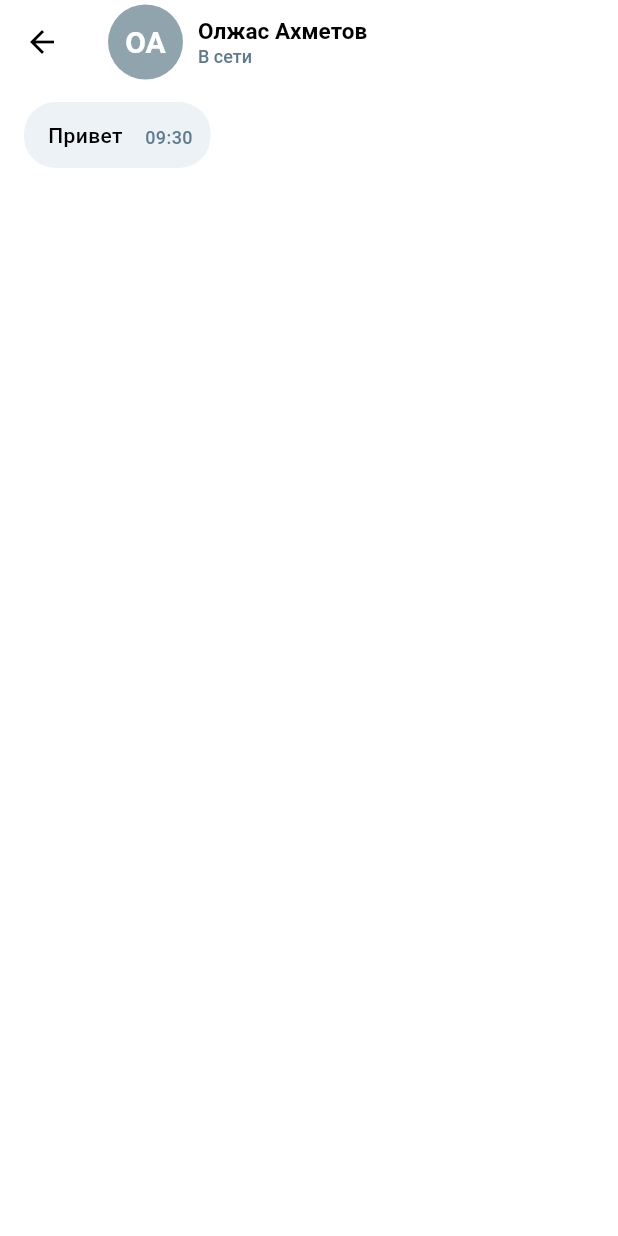
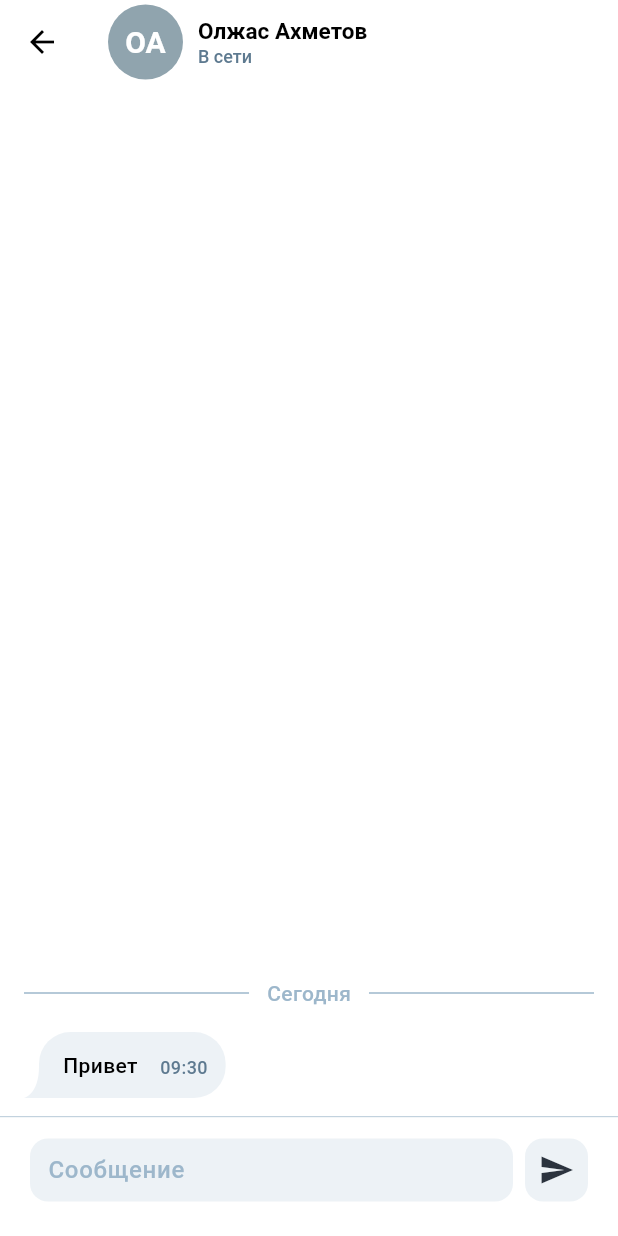
Before and after one commit to yevgeniyzhigadlov/chat_test_app, a Flutter app: the screen it shows after launch, after a tap on an icon or button, on a phone screen of 412 x 824 dp. Run offline on Flutter 3.47's test engine with Material 3 defaults, Android fonts, the phone set to English and light mode, and no system bars; our stand-ins replace flutter_riverpod, flutter_svg, freezed_annotation.

Commit message:
chat screen, sending messages

```diff
--- a/lib/core/theme/app_assets.dart
+++ b/lib/core/theme/app_assets.dart
@@ -2,4 +2,6 @@ class AppAssets {
   static const String search = 'assets/icons/search.svg';
   static const String attach = 'assets/icons/attach.png';
   static const String voiceMessage = 'assets/icons/voice_message.svg';
+  static const String bubbleIn = 'assets/icons/bubble_in.svg';
+  static const String bubbleOut = 'assets/icons/bubble_out.svg';
 }
--- a/lib/features/chat/data/chat_repository.dart
+++ b/lib/features/chat/data/chat_repository.dart
@@ -5,6 +5,7 @@ import '../../../models/message.dart';
 
 class ChatRepository {
   Future<Chat> getChat(String chatId) async {
+    //Loading delay
     await Future.delayed(const Duration(milliseconds: 500));
     return chatMocks.firstWhere((c) => c.id == chatId);
   }
--- a/lib/features/chat/presentation/chat_screen.dart
+++ b/lib/features/chat/presentation/chat_screen.dart
@@ -1,5 +1,7 @@
 import 'package:chat_test_app/core/theme/app_text_styles.dart';
+import 'package:chat_test_app/features/chat/presentation/widgets/date_separator.dart';
 import 'package:chat_test_app/features/chat/presentation/widgets/message_bubble.dart';
+import 'package:chat_test_app/features/chat/presentation/widgets/message_input.dart';
 import 'package:flutter/material.dart';
 import 'package:flutter_riverpod/flutter_riverpod.dart';
 import '../../../core/theme/app_colors.dart';
@@ -47,10 +49,7 @@ class _ChatScreenState extends ConsumerState<ChatScreen> {
               Column(
                 crossAxisAlignment: CrossAxisAlignment.start,
                 children: [
-                  Text(
-                    chat.name,
-                    style: AppTextStyles.name,
-                  ),
+                  Text(chat.name, style: AppTextStyles.name),
                   const Text("В сети", style: AppTextStyles.status),
                 ],
               ),
@@ -67,17 +66,35 @@ class _ChatScreenState extends ConsumerState<ChatScreen> {
               Expanded(
                 child: ListView.builder(
                   controller: _scroll,
+                  reverse: true,
                   itemCount: chat.messages.length,
                   padding: const EdgeInsets.symmetric(
                     horizontal: 16,
                     vertical: 8,
                   ),
                   itemBuilder: (_, index) {
-                    final msg = chat.messages[index];
-                    return Column(children: [MessageBubble(msg: msg)]);
+                    final reversedIndex = chat.messages.length - 1 - index;
+                    final msg = chat.messages[reversedIndex];
+                    final prev = reversedIndex < chat.messages.length - 1
+                        ? chat.messages[reversedIndex + 1]
+                        : null;
+
+                    final showDate =
+                        prev == null ||
+                        prev.createdAt.day != msg.createdAt.day ||
+                        prev.createdAt.month != msg.createdAt.month ||
+                        prev.createdAt.year != msg.createdAt.year;
+
+                    return Column(
+                      children: [
+                        if (showDate) DateSeparator(date: msg.createdAt),
+                        MessageBubble(msg: msg),
+                      ],
+                    );
                   },
                 ),
               ),
+              MessageInput(chatId: widget.chatId),
             ],
           );
         },
--- /dev/null
+++ b/lib/features/chat/presentation/widgets/date_separator.dart
@@ -0,0 +1,30 @@
+import 'package:flutter/material.dart';
+import '../../../../core/theme/app_colors.dart';
+import '../../../../core/theme/app_text_styles.dart';
+import '../../../../core/utils/date_formatter.dart';
+
+class DateSeparator extends StatelessWidget {
+  final DateTime date;
+
+  const DateSeparator({super.key, required this.date});
+
+  @override
+  Widget build(BuildContext context) {
+    return Padding(
+      padding: const EdgeInsets.only(bottom: 12, top: 16),
+      child: Row(
+        children: [
+          const Expanded(child: Divider(color: AppColors.divider)),
+          Padding(
+            padding: const EdgeInsets.symmetric(horizontal: 12),
+            child: Text(
+              DateFormatter.formatDate(date),
+              style: AppTextStyles.dateSeparator,
+            ),
+          ),
+          const Expanded(child: Divider(color: AppColors.divider)),
+        ],
+      ),
+    );
+  }
+}
--- a/lib/features/chat/presentation/widgets/message_bubble.dart
+++ b/lib/features/chat/presentation/widgets/message_bubble.dart
@@ -1,34 +1,53 @@
 import 'package:chat_test_app/core/theme/app_text_styles.dart';
 import 'package:flutter/material.dart';
+import 'package:flutter_svg/svg.dart';
+import '../../../../core/theme/app_assets.dart';
 import '../../../../core/theme/app_colors.dart';
 import '../../../../core/utils/date_formatter.dart';
 import '../../../../models/message.dart';
 
 class MessageBubble extends StatelessWidget {
   final Message msg;
+
   const MessageBubble({super.key, required this.msg});
 
   @override
   Widget build(BuildContext context) {
     final isMe = msg.isMe;
+
     return Align(
-      alignment:
-      isMe ? Alignment.centerRight : Alignment.centerLeft,
-      child: Container(
+      alignment: isMe ? Alignment.centerRight : Alignment.centerLeft,
+      child: Row(
+        mainAxisSize: MainAxisSize.min,
+        crossAxisAlignment: CrossAxisAlignment.end,
+        children: [
+          if (!isMe)
+            Padding(
+              padding: EdgeInsets.only(bottom: 4),
+              child: SvgPicture.asset(
+                AppAssets.bubbleIn, // message_bubble.svg
+                width: 10,
+                height: 21,
+              ),
+            ),
+
+          Container(
             margin: const EdgeInsets.symmetric(vertical: 4),
             padding: const EdgeInsets.fromLTRB(16, 12, 12, 12),
             decoration: BoxDecoration(
               color: isMe ? AppColors.chatGreen : AppColors.chatGrey,
-          borderRadius: BorderRadius.circular(21),
+              borderRadius: BorderRadius.only(
+                topLeft: Radius.circular(21),
+                topRight: Radius.circular(21),
+                bottomLeft: Radius.circular(isMe ? 21 : 0),
+                bottomRight: Radius.circular(!isMe ? 21 : 0),
+              ),
             ),
             child: Row(
+              mainAxisSize: MainAxisSize.min,
               crossAxisAlignment: CrossAxisAlignment.end,
-          mainAxisSize: MainAxisSize.min,
               children: [
-            Text(
-              msg.text,
-              style: AppTextStyles.message,
-            ),
+                Text(msg.text, style: AppTextStyles.message),
                 const SizedBox(width: 15),
                 Text(
                   DateFormatter.formatTime(msg.createdAt),
@@ -37,6 +56,18 @@ class MessageBubble extends StatelessWidget {
               ],
             ),
           ),
+
+          if (isMe)
+            Padding(
+              padding: EdgeInsets.only(bottom: 4),
+              child: SvgPicture.asset(
+                AppAssets.bubbleOut,
+                width: 10,
+                height: 21,
+              ),
+            ),
+        ],
+      ),
     );
   }
 }
--- /dev/null
+++ b/lib/features/chat/presentation/widgets/message_input.dart
@@ -0,0 +1,84 @@
+import 'package:flutter/material.dart';
+import 'package:flutter_riverpod/flutter_riverpod.dart';
+import '../../../../core/theme/app_colors.dart';
+import '../../../../core/theme/app_text_styles.dart';
+import '../../../../core/widgets/message_divider.dart';
+import '../../../chat/providers/chat_providers.dart';
+
+class MessageInput extends ConsumerStatefulWidget {
+  final String chatId;
+
+  const MessageInput({super.key, required this.chatId});
+
+  @override
+  ConsumerState<MessageInput> createState() => _MessageInputState();
+}
+
+class _MessageInputState extends ConsumerState<MessageInput> {
+  final controller = TextEditingController();
+
+  void send() {
+    final text = controller.text.trim();
+    if (text.isEmpty) return;
+
+    ref.read(sendMessageProvider((widget.chatId, text)));
+    controller.clear();
+  }
+
+  @override
+  Widget build(BuildContext context) {
+    return Column(
+      children: [
+        MessageDivider(),
+        Padding(
+          padding: EdgeInsets.fromLTRB(20, 14, 20, 23),
+          child: Row(
+            children: [
+              Expanded(
+                child: Container(
+                  padding: const EdgeInsets.symmetric(horizontal: 12),
+                  decoration: BoxDecoration(
+                    color: AppColors.chatGrey,
+                    borderRadius: BorderRadius.circular(12),
+                  ),
+                  child: TextField(
+                    controller: controller,
+                    keyboardType: TextInputType.multiline,
+                    minLines: 1,
+                    maxLines: 5,
+                    textCapitalization: TextCapitalization.sentences,
+                    style: AppTextStyles.messageInput,
+                    decoration: const InputDecoration(
+                      border: InputBorder.none,
+                      hintText: "Сообщение",
+                      hintStyle: AppTextStyles.search,
+                      isCollapsed: true,
+                      contentPadding: EdgeInsets.symmetric(
+                        horizontal: 0,
+                        vertical: 9,
+                      ),
+                    ),
+                  ),
+                ),
+              ),
+              const SizedBox(width: 8),
+              InkWell(
+                onTap: send,
+                borderRadius: BorderRadius.circular(12),
+                child: Container(
+                  width: 42,
+                  height: 42,
+                  decoration: BoxDecoration(
+                    color: AppColors.chatGrey,
+                    borderRadius: BorderRadius.circular(12),
+                  ),
+                  child: Icon(Icons.send, color: AppColors.chatIcon, size: 24),
+                ),
+              ),
+            ],
+          ),
+        ),
+      ],
+    );
+  }
+}
--- a/lib/features/chat/providers/chat_providers.dart
+++ b/lib/features/chat/providers/chat_providers.dart
@@ -7,12 +7,14 @@ final chatRepositoryProvider = Provider((ref) {
 });
 
 final chatProvider = FutureProvider.family<Chat, String>((ref, chatId) {
-  return ref.watch(chatRepositoryProvider).getChat(chatId);
+  final repo = ref.watch(chatRepositoryProvider);
+  return repo.getChat(chatId);
 });
 
 final sendMessageProvider =
 FutureProvider.family<void, (String chatId, String text)>((ref, args) {
   final (chatId, text) = args;
-  ref.read(chatRepositoryProvider).sendMessage(chatId, text);
+  final repo = ref.watch(chatRepositoryProvider);
+  repo.sendMessage(chatId, text);
   ref.invalidate(chatProvider(chatId));
 });
--- a/lib/features/chat_list/data/chat_list_repository.dart
+++ b/lib/features/chat_list/data/chat_list_repository.dart
@@ -4,6 +4,7 @@ import '../../../models/chat.dart';
 
 class ChatListRepository {
   Future<List<Chat>> getChats() async {
+    //Loading delay
     await Future.delayed(const Duration(milliseconds: 500));
     return chatMocks;
   }
--- a/lib/features/chat_list/presentation/chat_list_screen.dart
+++ b/lib/features/chat_list/presentation/chat_list_screen.dart
@@ -69,7 +69,7 @@ class ChatListScreen extends ConsumerWidget {
                 error: (e, _) => Center(child: Text('Ошибка загрузки')),
                 data: (chats) => ListView.separated(
                   itemCount: chats.length,
-                  separatorBuilder: (_, __) => const Padding(
+                  separatorBuilder: (_, _) => const Padding(
                     padding: EdgeInsetsGeometry.symmetric(horizontal: 20),
                     child: MessageDivider(),
                   ),
```
Also changed, not shown: assets/icons/bubble_in.svg (added), assets/icons/bubble_out.svg (added). Lines whose indentation alone changed are shown as unchanged.
